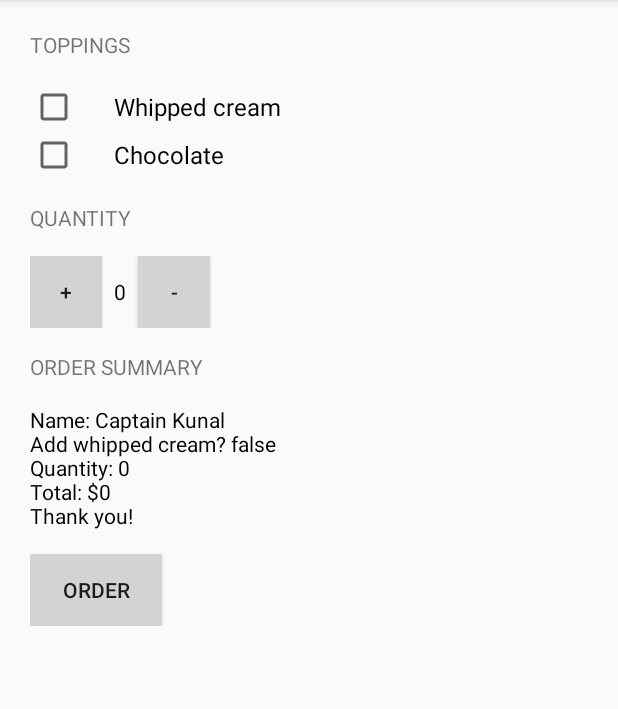
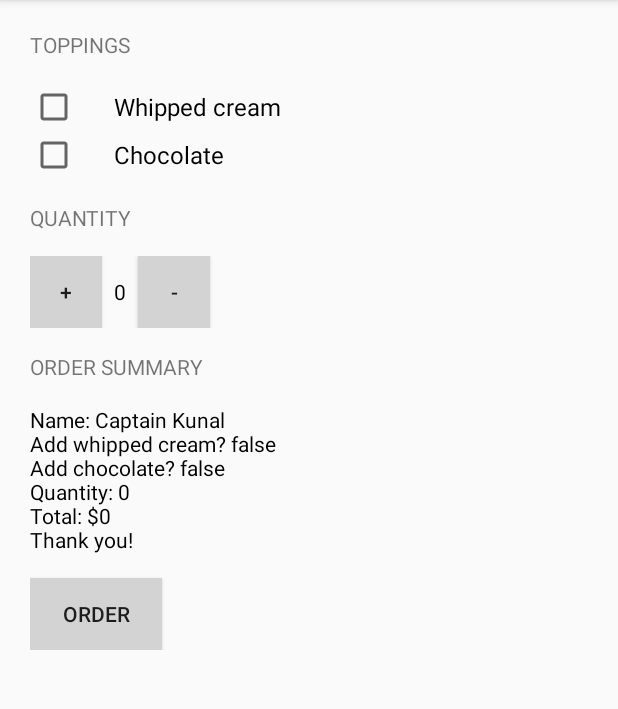
Before and after one commit to kboul/JustJava, an Android app: the screen it shows after launch (MainActivity), after a tap on "ORDER", on a phone screen of 412 x 824 dp, the part 84-793 px from its top. Run offline under Robolectric (Android 15) with nearby library versions, the phone set to English and light mode, and no system bars.

Commit message:
Update order summary to include chocolate

```diff
--- a/app/src/main/java/com/example/android/justjava/MainActivity.java
+++ b/app/src/main/java/com/example/android/justjava/MainActivity.java
@@ -29,10 +29,13 @@ public class MainActivity extends AppCompatActivity {
         CheckBox whippedCreamCheckBox = (CheckBox) findViewById(R.id.whipped_cream_checkbox);
         boolean hasWhippedCream = whippedCreamCheckBox.isChecked();
 
+        CheckBox chocolateCheckBox = (CheckBox) findViewById(R.id.chocolate_checkbox);
+        boolean hasChocolate = chocolateCheckBox.isChecked();
+
         int price = calculatePrice(quantity, 5);
         Log.v("MainActivity", "The price is " + price); //logs a variable to console
 
-        String message = createOrderSummary(price, hasWhippedCream);
+        String message = createOrderSummary(price, hasWhippedCream, hasChocolate);
         displayMessage(message);
     }
 
@@ -54,8 +57,11 @@ public class MainActivity extends AppCompatActivity {
      * @param hasWhippedCream is the state of the checkbox
      * @return text summary
      */
-    private String createOrderSummary(int priceOfOrder, boolean hasWhippedCream) {
-        String message = "Name: Captain Kunal \nAdd whipped cream? " + hasWhippedCream + "\nQuantity: " + quantity + " \nTotal: $" + priceOfOrder + " \nThank you!";
+    private String createOrderSummary(int priceOfOrder, boolean hasWhippedCream, boolean hasChocolate) {
+        String message = "Name: Captain Kunal \nAdd whipped cream? " + hasWhippedCream;
+        message += "\nAdd chocolate? " + hasChocolate;
+        message += "\nQuantity: " + quantity;
+        message += "\nTotal: $" + priceOfOrder + " \nThank you!";
         return message;
     }
 
```
